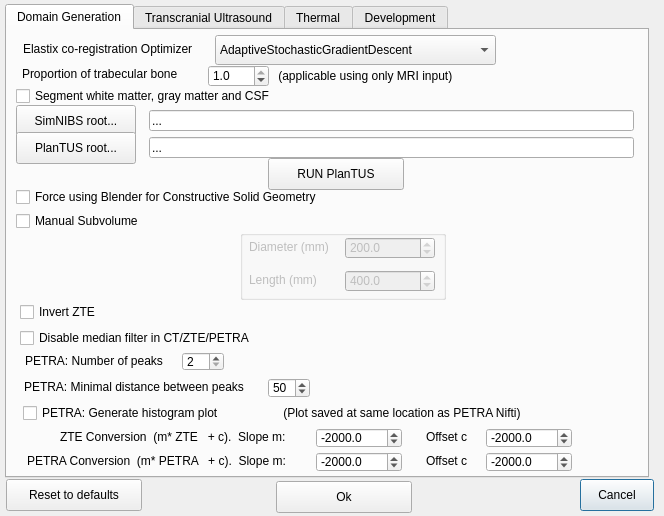
First picture: the form in BabelBrain/Options/form.ui, repository ProteusMRIgHIFU/BabelBrain, before the edit.
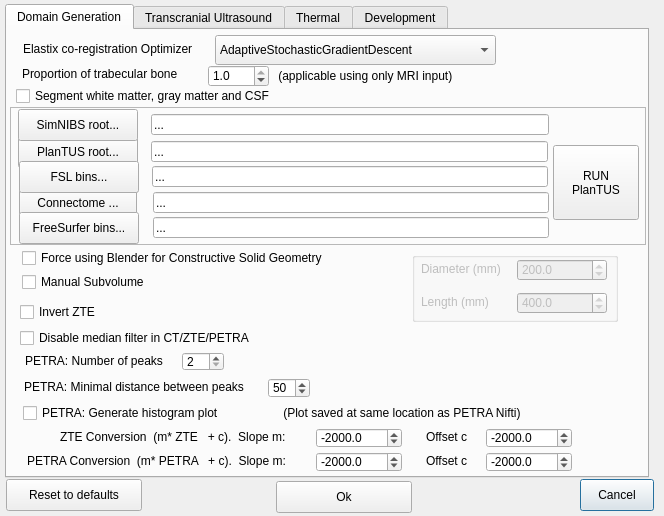
Second picture: the form after the edit.

Commit message: final touch to handle directories for the other supporting libraries for PlanTUS

```diff
--- a/BabelBrain/Options/form.ui
+++ b/BabelBrain/Options/form.ui
@@ -115,8 +115,8 @@
     <widget class="QCheckBox" name="ForceBlendercheckBox">
      <property name="geometry">
       <rect>
-       <x>9</x>
-       <y>158</y>
+       <x>15</x>
+       <y>219</y>
        <width>349</width>
        <height>18</height>
       </rect>
@@ -172,8 +172,8 @@
      </property>
      <property name="geometry">
       <rect>
-       <x>233</x>
-       <y>200</y>
+       <x>405</x>
+       <y>222</y>
        <width>206</width>
        <height>70</height>
       </rect>
@@ -261,8 +261,8 @@
     <widget class="QCheckBox" name="ManualFOVcheckBox">
      <property name="geometry">
       <rect>
-       <x>9</x>
-       <y>182</y>
+       <x>15</x>
+       <y>243</y>
        <width>150</width>
        <height>18</height>
       </rect>
@@ -577,27 +577,62 @@
       <string>Segment white matter, gray matter and CSF</string>
      </property>
     </widget>
-    <widget class="QLineEdit" name="SimbNINBSRootlineEdit">
+    <widget class="QFrame" name="frame_3">
      <property name="geometry">
       <rect>
-       <x>142</x>
-       <y>80</y>
-       <width>485</width>
-       <height>21</height>
+       <x>3</x>
+       <y>77</y>
+       <width>636</width>
+       <height>138</height>
+      </rect>
+     </property>
+     <property name="frameShape">
+      <enum>QFrame::Shape::StyledPanel</enum>
+     </property>
+     <property name="frameShadow">
+      <enum>QFrame::Shadow::Raised</enum>
+     </property>
+     <widget class="QPushButton" name="RUNPlanTUSpushButton">
+      <property name="geometry">
+       <rect>
+        <x>543</x>
+        <y>38</y>
+        <width>86</width>
+        <height>75</height>
+       </rect>
+      </property>
+      <property name="text">
+       <string>RUN
+PlanTUS</string>
+      </property>
+     </widget>
+     <widget class="QPushButton" name="PlanTUSRootpushButton">
+      <property name="geometry">
+       <rect>
+        <x>8</x>
+        <y>29</y>
+        <width>120</width>
+        <height>32</height>
       </rect>
      </property>
      <property name="styleSheet">
       <string notr="true"/>
      </property>
      <property name="text">
-      <string>...</string>
+       <string>PlanTUS root...</string>
+      </property>
+      <property name="autoDefault">
+       <bool>false</bool>
+      </property>
+      <property name="flat">
+       <bool>false</bool>
      </property>
     </widget>
     <widget class="QPushButton" name="SimNIBSRootpushButton">
      <property name="geometry">
       <rect>
-       <x>9</x>
-       <y>75</y>
+        <x>8</x>
+        <y>2</y>
        <width>120</width>
        <height>32</height>
       </rect>
@@ -618,9 +653,101 @@
     <widget class="QLineEdit" name="PlanTUSRootlineEdit">
      <property name="geometry">
       <rect>
+        <x>141</x>
+        <y>34</y>
+        <width>397</width>
+        <height>21</height>
+       </rect>
+      </property>
+      <property name="styleSheet">
+       <string notr="true"/>
+      </property>
+      <property name="text">
+       <string>...</string>
+      </property>
+     </widget>
+     <widget class="QLineEdit" name="SimbNINBSRootlineEdit">
+      <property name="geometry">
+       <rect>
+        <x>141</x>
+        <y>7</y>
+        <width>398</width>
+        <height>21</height>
+       </rect>
+      </property>
+      <property name="styleSheet">
+       <string notr="true"/>
+      </property>
+      <property name="text">
+       <string>...</string>
+      </property>
+     </widget>
+     <widget class="QPushButton" name="ConnectomeRootpushButton">
+      <property name="geometry">
+       <rect>
+        <x>9</x>
+        <y>80</y>
+        <width>118</width>
+        <height>32</height>
+       </rect>
+      </property>
+      <property name="styleSheet">
+       <string notr="true"/>
+      </property>
+      <property name="text">
+       <string>Connectome ...</string>
+      </property>
+      <property name="autoDefault">
+       <bool>false</bool>
+      </property>
+      <property name="flat">
+       <bool>false</bool>
+      </property>
+     </widget>
+     <widget class="QPushButton" name="FSLRootpushButton">
+      <property name="geometry">
+       <rect>
+        <x>9</x>
+        <y>54</y>
+        <width>120</width>
+        <height>32</height>
+       </rect>
+      </property>
+      <property name="styleSheet">
+       <string notr="true"/>
+      </property>
+      <property name="text">
+       <string>FSL bins...</string>
+      </property>
+      <property name="autoDefault">
+       <bool>false</bool>
+      </property>
+      <property name="flat">
+       <bool>false</bool>
+      </property>
+     </widget>
+     <widget class="QLineEdit" name="ConnectomeRootlineEdit">
+      <property name="geometry">
+       <rect>
+        <x>143</x>
+        <y>85</y>
+        <width>396</width>
+        <height>21</height>
+       </rect>
+      </property>
+      <property name="styleSheet">
+       <string notr="true"/>
+      </property>
+      <property name="text">
+       <string>...</string>
+      </property>
+     </widget>
+     <widget class="QLineEdit" name="FSLRootlineEdit">
+      <property name="geometry">
+       <rect>
        <x>142</x>
-       <y>107</y>
-       <width>485</width>
+        <y>59</y>
+        <width>396</width>
        <height>21</height>
       </rect>
      </property>
@@ -631,11 +758,27 @@
       <string>...</string>
      </property>
     </widget>
-    <widget class="QPushButton" name="PlanTUSRootpushButton">
+     <widget class="QLineEdit" name="FreeSurferRootlineEdit">
+      <property name="geometry">
+       <rect>
+        <x>143</x>
+        <y>110</y>
+        <width>396</width>
+        <height>21</height>
+       </rect>
+      </property>
+      <property name="styleSheet">
+       <string notr="true"/>
+      </property>
+      <property name="text">
+       <string>...</string>
+      </property>
+     </widget>
+     <widget class="QPushButton" name="FreeSurferRootpushButton">
      <property name="geometry">
       <rect>
        <x>9</x>
-       <y>102</y>
+        <y>105</y>
        <width>120</width>
        <height>32</height>
       </rect>
@@ -644,7 +787,7 @@
       <string notr="true"/>
      </property>
      <property name="text">
-      <string>PlanTUS root...</string>
+       <string>FreeSurfer bins...</string>
      </property>
      <property name="autoDefault">
       <bool>false</bool>
@@ -653,18 +796,6 @@
       <bool>false</bool>
      </property>
     </widget>
-    <widget class="QPushButton" name="RUNPlanTUSpushButton">
-     <property name="geometry">
-      <rect>
-       <x>261</x>
-       <y>128</y>
-       <width>136</width>
-       <height>32</height>
-      </rect>
-     </property>
-     <property name="text">
-      <string>RUN PlanTUS</string>
-     </property>
     </widget>
    </widget>
    <widget class="QWidget" name="tab_2">
```
Left out of the diff: 48 changed lines with no effect on the pictures. Lines whose indentation alone changed are shown as unchanged. The commit also changes 4 other files.
